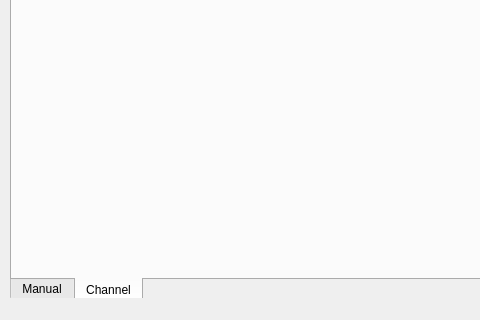
Above: bank-view/mainwindow.ui from smandyscom/front-base-widget before the change; both pictures show x 0 to 480 and y 448 to 768 of the 1280 by 768 pixel window. Below: the same form after it.
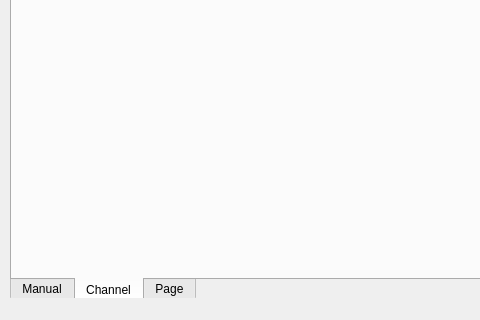
That is the form after the change. The open tabs and pages were chosen to show the change.

```diff
--- a/bank-view/mainwindow.ui
+++ b/bank-view/mainwindow.ui
@@ -36,11 +36,17 @@
      </rect>
     </property>
     <property name="sizePolicy">
-     <sizepolicy hsizetype="Expanding" vsizetype="Expanding">
+     <sizepolicy hsizetype="Fixed" vsizetype="Fixed">
       <horstretch>0</horstretch>
       <verstretch>0</verstretch>
      </sizepolicy>
     </property>
+    <property name="maximumSize">
+     <size>
+      <width>1261</width>
+      <height>741</height>
+     </size>
+    </property>
     <property name="layoutDirection">
      <enum>Qt::LeftToRight</enum>
     </property>
@@ -72,6 +78,11 @@
       <string>Channel</string>
      </attribute>
     </widget>
+    <widget class="QWidget" name="tabIO">
+     <attribute name="title">
+      <string>Page</string>
+     </attribute>
+    </widget>
    </widget>
   </widget>
   <widget class="QMenuBar" name="menubar">
```
Left out of the diff: 2 changed lines with no effect on the pictures.
